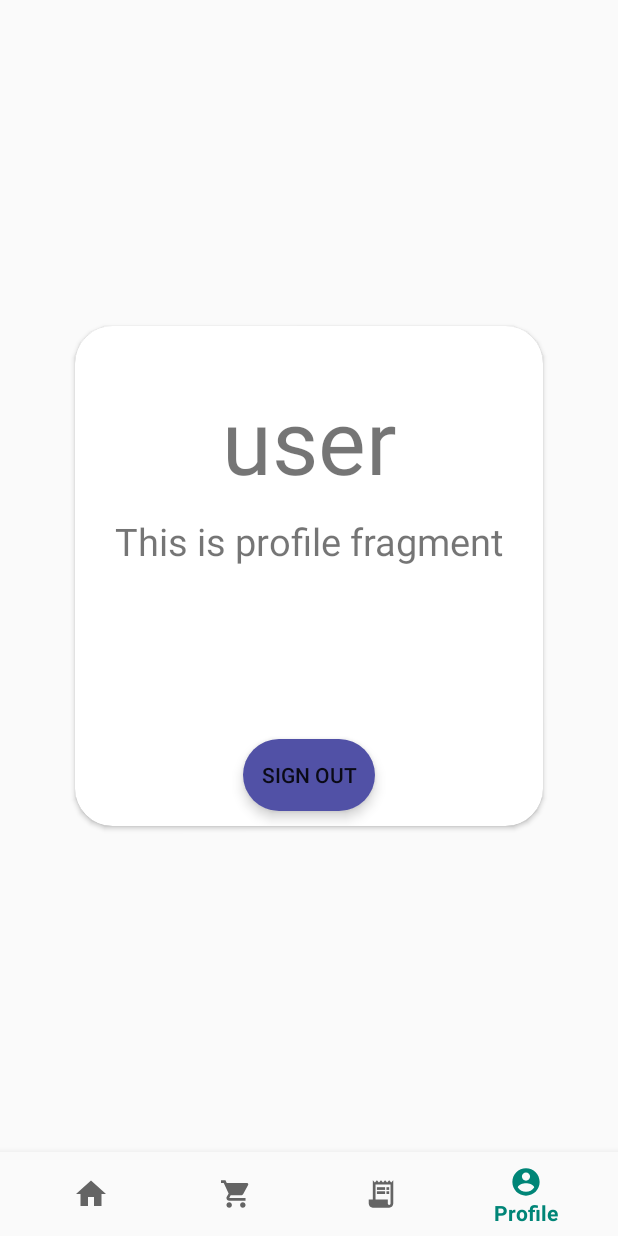
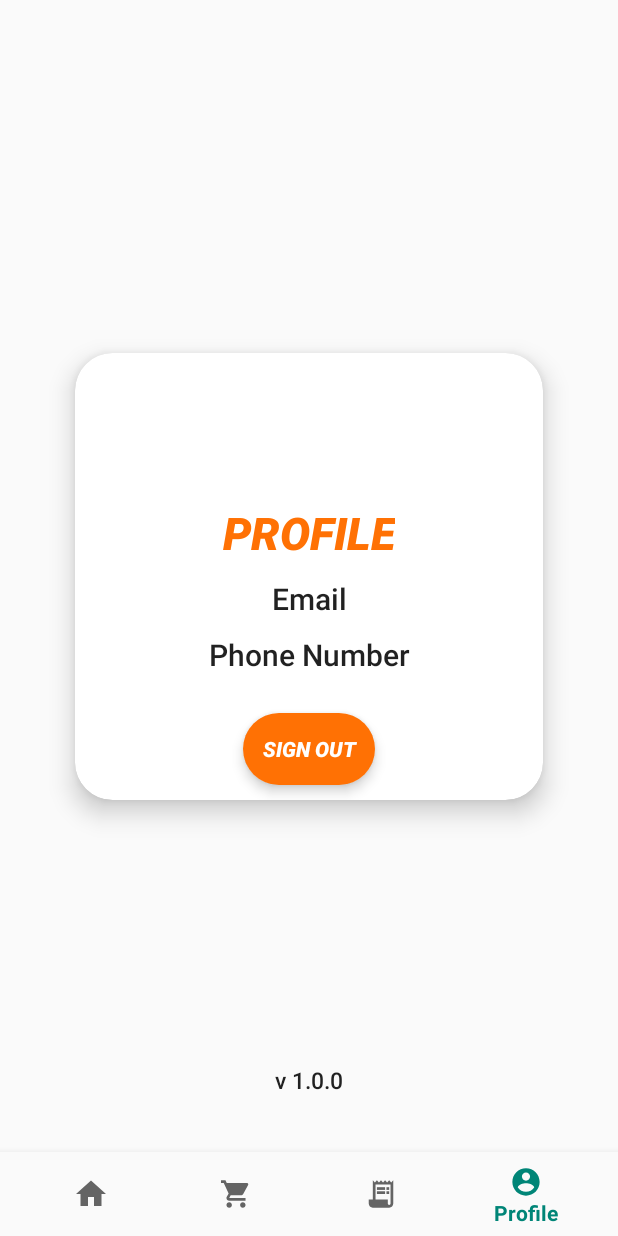
Before and after one commit to AathiKrishna21/FC-App, an Android app: the screen it shows after launch once a user with an empty profile is signed in (Main2Activity), item 4 of the bottom bar chosen, on a phone screen of 412 x 824 dp. Run offline under Robolectric (Android 15) with nearby library versions, the phone set to English and light mode, and no system bars; our stand-ins replace Firebase (no records; nobody signed in at launch, a user with empty details on screens opened directly), Picasso, navigation-ui; pictures from the network do not load; 4 statements that could not run were skipped.

Commit message:
profile ui

```diff
--- a/app/build.gradle
+++ b/app/build.gradle
@@ -42,6 +42,5 @@ dependencies {
     implementation 'com.readystatesoftware.sqliteasset:sqliteassethelper:+'
     implementation 'com.firebaseui:firebase-ui-database:7.1.1'
     implementation 'com.github.jd-alexander:android-flat-button:v1.1'
-
 }
 apply plugin: 'com.google.gms.google-services'
--- a/app/src/main/java/com/joker/fcapp1/ui/profile/ProfileFragment.java
+++ b/app/src/main/java/com/joker/fcapp1/ui/profile/ProfileFragment.java
@@ -48,23 +48,21 @@ public class ProfileFragment extends Fragment{
     private TextView profileName, profileEmail,profilephnno;
     private ImageView profileImage;
     public static String uname,email,phnno;
-    static String imgurl,userKey,phonenumber;
+    static String imgurl,userKey;
     FirebaseDatabase database = FirebaseDatabase.getInstance();
     DatabaseReference dbRef = database.getReference("Users");
-    User r =new User();
     public View onCreateView(@NonNull final LayoutInflater inflater,
                              final ViewGroup container, Bundle savedInstanceState) {
         profileViewModel =
                 ViewModelProviders.of(this).get(ProfileViewModel.class);
         View root = inflater.inflate(R.layout.fragment_profile, container, false);
-        final TextView textView = root.findViewById(R.id.textView4);
         final Button signoutbtn=root.findViewById(R.id.button);
         //final TextView cpass = root.findViewById(R.id.cpass);
         profileImage= root.findViewById(R.id.imageView13);
         profileName=root.findViewById(R.id.textView3);
         profileEmail=root.findViewById(R.id.textView5);
         profilephnno=root.findViewById(R.id.textView6);
-//        FirebaseUser user = FirebaseAuth.getInstance().getCurrentUser();
+
         /*
         cpass.setOnClickListener(new View.OnClickListener() {
             @Override
@@ -76,7 +74,6 @@ public class ProfileFragment extends Fragment{
         profileViewModel.getText().observe(this, new Observer<String>() {
             @Override
             public void onChanged(@Nullable String s) {
-                textView.setText(s);
                 Username n=new Username();
                 String name=n.getUsername();
 
@@ -98,10 +95,6 @@ public class ProfileFragment extends Fragment{
         super.onViewCreated(view, savedInstanceState);
         FirebaseUser user = FirebaseAuth.getInstance().getCurrentUser();
         userKey = user.getUid();
-        String phoneNumber = user.getPhoneNumber();
-        profileName.setText(userKey);
-        profileEmail.setText(user.getEmail());
-        profilephnno.setText(phoneNumber);
         dbRef.child(userKey).addValueEventListener(new ValueEventListener() {
             @Override
             public void onDataChange(DataSnapshot dataSnapshot) {
@@ -113,8 +106,8 @@ public class ProfileFragment extends Fragment{
             }
 
             @Override
-            public void onCancelled(DatabaseError databaseError) {}
+            public void onCancelled(DatabaseError databaseError) {
+            }
         });
     }
-
 }
--- a/app/src/main/res/layout/fragment_profile.xml
+++ b/app/src/main/res/layout/fragment_profile.xml
@@ -3,8 +3,7 @@
     xmlns:app="http://schemas.android.com/apk/res-auto"
     xmlns:tools="http://schemas.android.com/tools"
     android:layout_width="match_parent"
-    android:layout_height="match_parent"
-    tools:context=".MainActivity4">
+    android:layout_height="match_parent">
 
     <androidx.constraintlayout.widget.ConstraintLayout
         android:layout_width="match_parent"
@@ -25,7 +24,7 @@
             android:layout_marginEnd="50dp"
             android:layout_marginBottom="50dp"
             app:cardCornerRadius="25dp"
-            app:cardElevation="2dp"
+            app:cardElevation="10dp"
             app:layout_constraintBottom_toBottomOf="parent"
             app:layout_constraintEnd_toEndOf="parent"
             app:layout_constraintStart_toStartOf="parent"
@@ -50,8 +49,8 @@
 
                     <ImageView
                         android:id="@+id/imageView13"
-                        android:layout_width="match_parent"
-                        android:layout_height="match_parent"
+                        android:layout_width="64dp"
+                        android:layout_height="64dp"
                         android:adjustViewBounds="true"
                         android:cropToPadding="true"
                         tools:srcCompat="@tools:sample/avatars" />
@@ -63,21 +62,16 @@
                     android:layout_height="wrap_content"
                     android:layout_marginTop="10dp"
                     android:text="PROFILE"
-                    android:textSize="60sp"
+                    android:textAppearance="@style/TextAppearance.AppCompat.Body2"
+                    android:textStyle="bold|italic"
+                    android:textSize="30dp"
+                    android:textColor="#FF7104"
+                    android:gravity="center_horizontal"
                     app:layout_constraintEnd_toEndOf="parent"
                     app:layout_constraintStart_toStartOf="parent"
                     app:layout_constraintTop_toBottomOf="@+id/cardView9" />
 
-                <TextView
-                    android:id="@+id/textView4"
-                    android:layout_width="wrap_content"
-                    android:layout_height="wrap_content"
-                    android:layout_marginTop="10dp"
-                    android:text="Name"
-                    android:textSize="25sp"
-                    app:layout_constraintEnd_toEndOf="parent"
-                    app:layout_constraintStart_toStartOf="parent"
-                    app:layout_constraintTop_toBottomOf="@+id/textView3" />
+
 
                 <TextView
                     android:id="@+id/textView5"
@@ -85,10 +79,12 @@
                     android:layout_height="wrap_content"
                     android:layout_marginTop="10dp"
                     android:text="Email"
-                    android:textSize="25sp"
+                    android:textAppearance="@style/TextAppearance.AppCompat.Body2"
+                    android:textSize="20dp"
+                    android:gravity="center_horizontal"
                     app:layout_constraintEnd_toEndOf="parent"
                     app:layout_constraintStart_toStartOf="parent"
-                    app:layout_constraintTop_toBottomOf="@id/textView4" />
+                    app:layout_constraintTop_toBottomOf="@id/textView3" />
 
                 <TextView
                     android:id="@+id/textView6"
@@ -96,7 +92,9 @@
                     android:layout_height="wrap_content"
                     android:layout_marginTop="10dp"
                     android:text="Phone Number"
-                    android:textSize="25sp"
+                    android:textAppearance="@style/TextAppearance.AppCompat.Body2"
+                    android:textSize="20dp"
+                    android:gravity="center_horizontal"
                     app:layout_constraintEnd_toEndOf="parent"
                     app:layout_constraintStart_toStartOf="parent"
                     app:layout_constraintTop_toBottomOf="@id/textView5" />
@@ -106,7 +104,7 @@
                     android:layout_height="wrap_content"
                     android:layout_marginTop="25dp"
                     android:layout_marginBottom="10dp"
-                    app:cardCornerRadius="25dp"
+                    app:cardCornerRadius="30dp"
                     app:cardElevation="5dp"
                     app:layout_constraintBottom_toBottomOf="parent"
                     app:layout_constraintEnd_toEndOf="parent"
@@ -119,12 +117,34 @@
                         android:layout_height="wrap_content"
                         android:background="#5151A6"
                         android:elevation="5dp"
-                        android:text="Sign out"
-                        android:textSize="14sp" />
+                        android:backgroundTint="#FF7104"
+                        android:text="SIGN OUT"
+                        android:textAppearance="@style/TextAppearance.AppCompat.Body2"
+                        android:textColor="#FFFFFF"
+                        android:textStyle="bold|italic"
+                        android:textSize="14dp" />
                 </androidx.cardview.widget.CardView>
 
             </androidx.constraintlayout.widget.ConstraintLayout>
 
         </androidx.cardview.widget.CardView>
+
+        <TextView
+            android:id="@+id/version"
+            android:layout_width="wrap_content"
+            android:layout_height="wrap_content"
+            android:layout_marginStart="185dp"
+            android:layout_marginTop="176dp"
+            android:layout_marginEnd="185dp"
+            android:gravity="center_horizontal"
+            android:text="v 1.0.0"
+            android:textAppearance="@style/TextAppearance.AppCompat.Body2"
+            android:textSize="15dp"
+            app:layout_constraintBottom_toBottomOf="parent"
+            app:layout_constraintEnd_toEndOf="parent"
+            app:layout_constraintStart_toStartOf="parent"
+            app:layout_constraintTop_toBottomOf="@+id/cardView5"
+            app:layout_constraintVertical_bias="0.0" />
     </androidx.constraintlayout.widget.ConstraintLayout>
+
 </androidx.constraintlayout.widget.ConstraintLayout>
```
